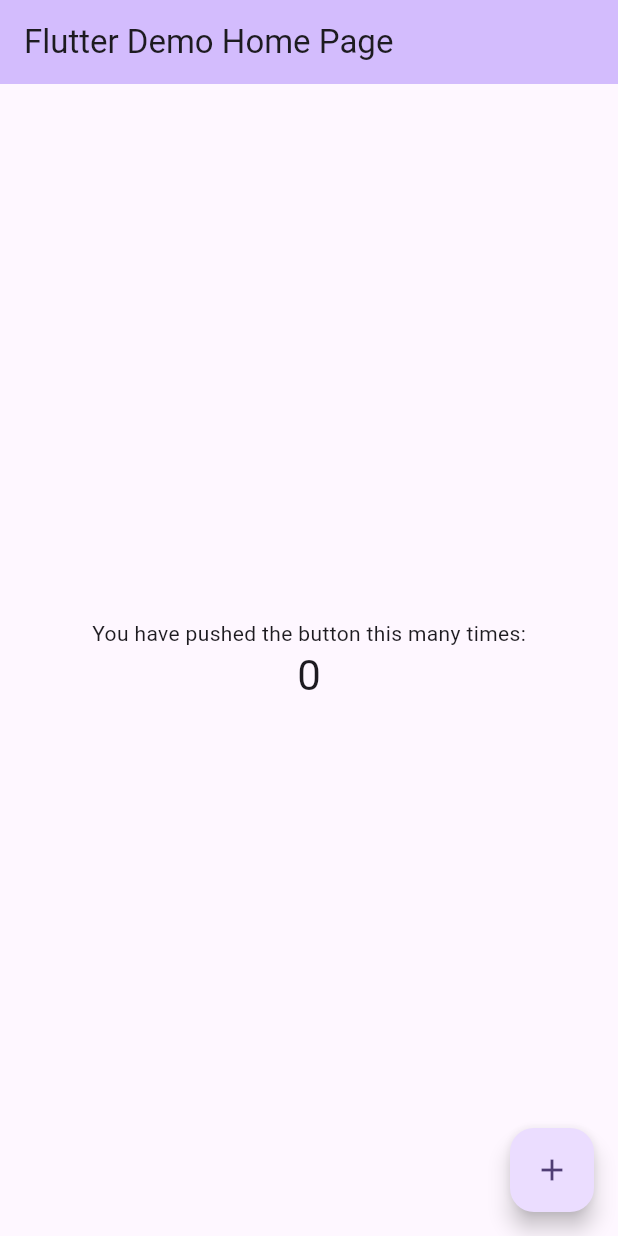
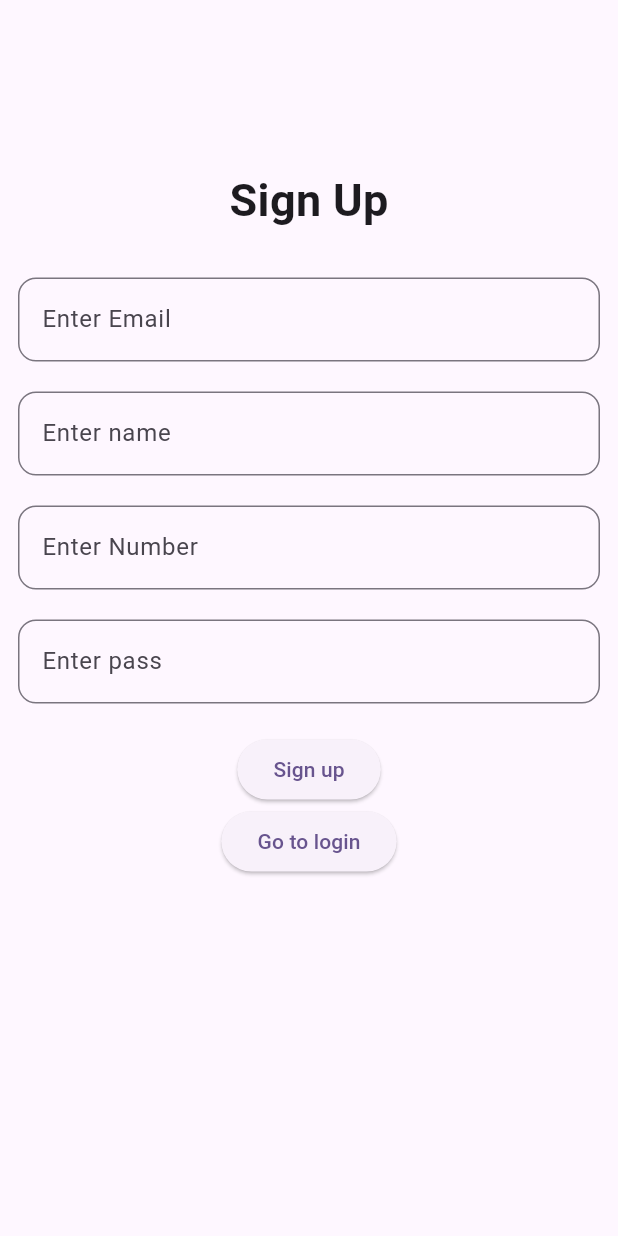
Before and after one commit to Hemant-05/Sandesh, a Flutter app: the screen it shows after launch, on a phone screen of 412 x 824 dp. Run offline on Flutter 3.47's test engine with Material 3 defaults, Android fonts, the light colour scheme and no system bars; our stand-ins replace firebase_auth, firebase_core; accounts and stored records are empty.

Commit message:
Sign up & login authentication

```diff
--- /dev/null
+++ b/lib/Firebase_Services/Firebase_authMethod.dart
@@ -0,0 +1,52 @@
+import 'package:firebase_auth/firebase_auth.dart';
+import 'package:flutter/material.dart';
+import 'package:sandesh/Custom_item/Cus_snackBar.dart';
+
+class FirebaseAuthMethods{
+  final FirebaseAuth _auth;
+  FirebaseAuthMethods(this._auth);
+
+  //EMAIL SIGN UP
+  Future<void> signUpWithEmail(
+      {
+        required String email,
+        required String pass,
+        required BuildContext context
+      }
+      )async{
+    try{
+      await _auth.createUserWithEmailAndPassword(email: email, password: pass);
+      await sendEmailVerification(context);
+      showSnackBar(context, "Done");
+    }on FirebaseAuthException catch(e){
+       showSnackBar(context, "Some Error Accured !");
+    }
+  }
+
+  //LOGIN
+  Future<void> logInWithEmail(
+  {
+    required String email,
+    required String pass,
+    required BuildContext context
+  })async{
+     try{
+      await _auth.signInWithEmailAndPassword(email: email, password: pass);
+          if(!_auth.currentUser!.emailVerified){
+            await sendEmailVerification(context);
+          }
+     }on FirebaseAuthException catch(e){
+       showSnackBar(context, e.message!);
+     }
+  }
+
+  // EMAIL VERIFICATION
+  Future<void> sendEmailVerification(BuildContext context) async{
+          try{
+            await _auth.currentUser!.sendEmailVerification();
+            showSnackBar(context, "Email Verification sent !");
+          }on FirebaseAuthException catch(e){
+            showSnackBar(context, e.message!);
+          }
+  }
+}
--- /dev/null
+++ b/lib/Screens/SignUpScreen.dart
@@ -0,0 +1,108 @@
+import 'package:firebase_auth/firebase_auth.dart';
+import 'package:flutter/material.dart';
+import 'package:sandesh/Firebase_Services/Firebase_authMethod.dart';
+import 'package:sandesh/Screens/LoginScreen.dart';
+
+class SignUpScreen extends StatefulWidget {
+  const SignUpScreen({super.key});
+
+  @override
+  State<SignUpScreen> createState() => _SignUpScreenState();
+}
+
+class _SignUpScreenState extends State<SignUpScreen> {
+  TextEditingController emailcon = TextEditingController();
+  TextEditingController passcon = TextEditingController();
+  TextEditingController namecon = TextEditingController();
+  TextEditingController numbercon = TextEditingController();
+
+  @override
+  void dispose() {
+    emailcon.dispose();
+    passcon.dispose();
+    namecon.dispose();
+    numbercon.dispose();
+    super.dispose();
+  }
+
+  void signUpUser(String email,String pass)async{
+    FirebaseAuthMethods(
+        FirebaseAuth.instance
+    ).signUpWithEmail(
+        email: email,
+        pass: pass,
+        context: context);
+  }
+
+  @override
+  Widget build(BuildContext context) {
+    return Scaffold(
+      body: SingleChildScrollView(
+        child: Padding(
+          padding: const EdgeInsets.all(12),
+          child: Column(
+            mainAxisAlignment: MainAxisAlignment.center,
+            children: [
+              SizedBox(
+                height: 100,
+              ),
+              Text(
+                "Sign Up",
+                style: TextStyle(fontWeight: FontWeight.bold, fontSize: 30),
+              ),
+              SizedBox(
+                height: 30,
+              ),
+              TextField(
+                controller: emailcon,
+                decoration: InputDecoration(
+                    label: Text("Enter Email"),
+                    border: OutlineInputBorder(
+                        borderRadius: BorderRadius.circular(12))),
+              ),
+              SizedBox(
+                height: 20,
+              ),
+              TextField(
+                decoration: InputDecoration(
+                    label: Text("Enter name"),
+                    border: OutlineInputBorder(
+                        borderRadius: BorderRadius.circular(12))),
+              ),
+              SizedBox(
+                height: 20,
+              ),
+              TextField(
+                decoration: InputDecoration(
+                    label: Text("Enter Number"),
+                    border: OutlineInputBorder(
+                        borderRadius: BorderRadius.circular(12))),
+              ),
+              SizedBox(
+                height: 20,
+              ),
+              TextField(
+                controller: passcon,
+                decoration: InputDecoration(
+                    label: Text("Enter pass"),
+                    border: OutlineInputBorder(
+                        borderRadius: BorderRadius.circular(12))),
+              ),
+              SizedBox(
+                height: 20,
+              ),
+              ElevatedButton(onPressed: (){
+                var email = emailcon.value.text;
+                var pass = passcon.value.text;
+                signUpUser(email,pass);
+              }, child: Text("Sign up",)),
+              ElevatedButton(onPressed: (){
+                Navigator.push(context, MaterialPageRoute(builder:(context) => LogInScreen(), ));
+              }, child: Text("Go to login"))
+            ],
+          ),
+        ),
+      ),
+    );
+  }
+}
--- a/lib/main.dart
+++ b/lib/main.dart
@@ -1,6 +1,14 @@
+import 'package:firebase_core/firebase_core.dart';
 import 'package:flutter/material.dart';
+import 'package:sandesh/Screens/SignUpScreen.dart';
+import 'package:sandesh/Screens/SpalshScreen.dart';
+import 'package:sandesh/firebase_options.dart';
 
-void main() {
+void main() async{
+  WidgetsFlutterBinding.ensureInitialized();
+await Firebase.initializeApp(
+  options: DefaultFirebaseOptions.currentPlatform,
+);
   runApp(const MyApp());
 }
 
@@ -11,63 +19,12 @@ class MyApp extends StatelessWidget {
   Widget build(BuildContext context) {
     return MaterialApp(
       title: 'Flutter Demo',
+      debugShowCheckedModeBanner: false,
       theme: ThemeData(
         colorScheme: ColorScheme.fromSeed(seedColor: Colors.deepPurple),
         useMaterial3: true,
       ),
-      home: const MyHomePage(title: 'Flutter Demo Home Page'),
+      home: SignUpScreen(),
     );
   }
 }
-
-class MyHomePage extends StatefulWidget {
-  const MyHomePage({super.key, required this.title});
-  final String title;
-
-  @override
-  State<MyHomePage> createState() => _MyHomePageState();
-}
-
-class _MyHomePageState extends State<MyHomePage> {
-  int _counter = 0;
-
-  void _incrementCounter() {
-    setState(() {
-
-      _counter++;
-    });
-  }
-
-  @override
-  Widget build(BuildContext context) {
-
-    return Scaffold(
-      appBar: AppBar(
-
-        backgroundColor: Theme.of(context).colorScheme.inversePrimary,
-
-        title: Text(widget.title),
-      ),
-      body: Center(
-
-        child: Column(
-          mainAxisAlignment: MainAxisAlignment.center,
-          children: <Widget>[
-            const Text(
-              'You have pushed the button this many times:',
-            ),
-            Text(
-              '$_counter',
-              style: Theme.of(context).textTheme.headlineMedium,
-            ),
-          ],
-        ),
-      ),
-      floatingActionButton: FloatingActionButton(
-        onPressed: _incrementCounter,
-        tooltip: 'Increment',
-        child: const Icon(Icons.add),
-      ),
-    );
-  }
-}
--- /dev/null
+++ b/lib/utils/Colors.dart
@@ -0,0 +1,3 @@
+import 'dart:ui';
+
+final bgcolor = Color.fromRGBO(235, 26, 23, 100);
--- /dev/null
+++ b/lib/utils/TextAll.dart
@@ -0,0 +1,2 @@
+
+var welcome_txt = "Here you can chat online with your friends,share photos,videos with high qulity";
--- a/pubspec.yaml
+++ b/pubspec.yaml
@@ -35,6 +35,9 @@ dependencies:
   # The following adds the Cupertino Icons font to your application.
   # Use with the CupertinoIcons class for iOS style icons.
   cupertino_icons: ^1.0.2
+  firebase_auth: ^4.15.2
+  firebase_core: ^2.24.2
+
 
 dev_dependencies:
   flutter_test:
```
Also changed, not shown: lib/Custom_item/Cus_snackBar.dart (added, +7 -0 lines), lib/Screens/LoginScreen.dart (added, +60 -0 lines), lib/Screens/SpalshScreen.dart (added, +27 -0 lines), lib/Screens/WelcomScreen.dart (added, +53 -0 lines), lib/firebase_options.dart (added), pubspec.lock, 9 other files.
